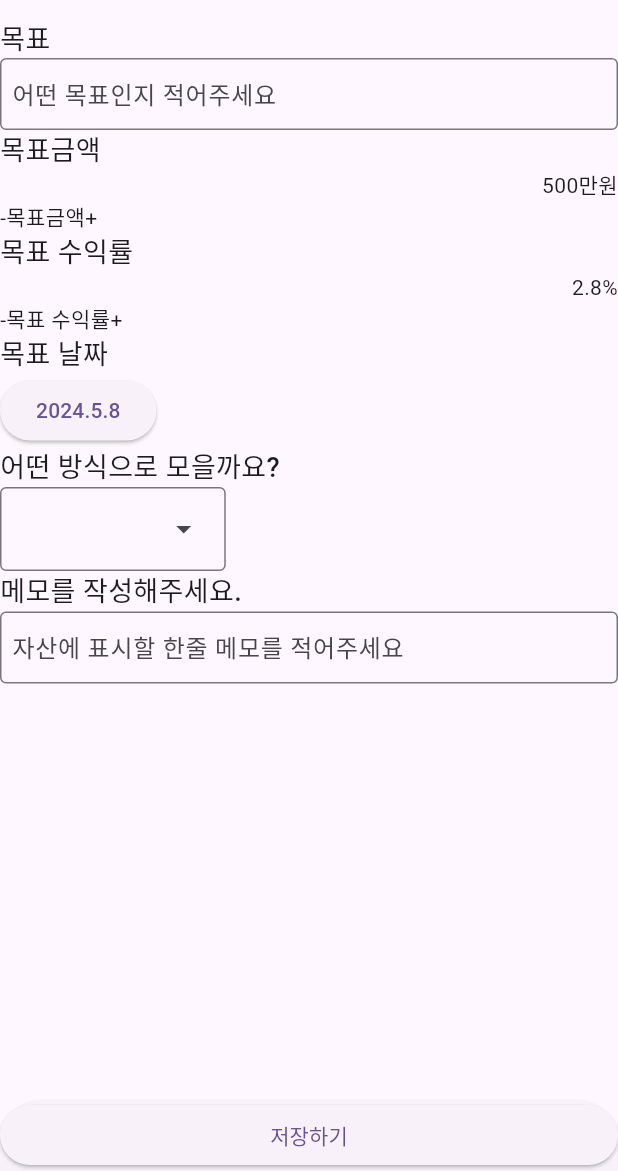
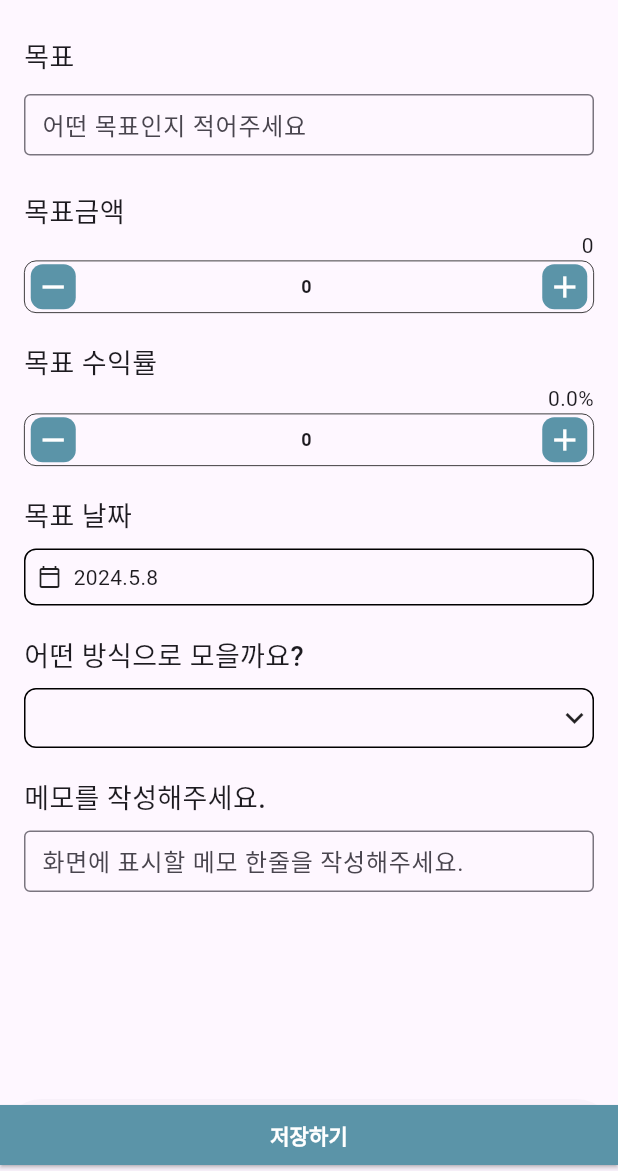
Before and after one commit to three523/devu, a Flutter app: the SetupAsset screen opened directly, on a phone screen of 412 x 824 dp, the part 65-1236 px from its top. Run offline on Flutter 3.47's test engine with Material 3 defaults, Android fonts, the phone set to English and light mode, and no system bars; our stand-ins replace dotted_border, flutter_bloc, hive, hive_flutter, month_picker_dialog and 1 more; missing offline and left inert: dart:ffi; accounts and stored records are empty.

Commit message:
[Feat] label 선택 위젯 추가

```diff
--- a/lib/page/setup_asset_page.dart
+++ b/lib/page/setup_asset_page.dart
@@ -1,5 +1,10 @@
+import 'package:devu_app/data/resource.dart';
+import 'package:devu_app/utils/utils.dart';
+import 'package:devu_app/widget/label_selector_widget.dart';
+import 'package:devu_app/widget/number_update_widget.dart';
 import 'package:flutter/cupertino.dart';
 import 'package:flutter/material.dart';
+import 'package:flutter/widgets.dart';
 
 class SetupAsset extends StatefulWidget {
   @override
@@ -8,7 +13,10 @@ class SetupAsset extends StatefulWidget {
 
 class _SetupAssetState extends State<SetupAsset> {
   DateTime selectedDate = DateTime.now();
+  int goalMoeny = 0;
+  double goalRateOfReturn = 0.0;
   List<String> labelList = ['예금', '장기채', '미국ETF'];
+  DateTime seletedDate = DateTime.now();
 
   @override
   Widget build(BuildContext context) {
@@ -22,7 +30,9 @@ class _SetupAssetState extends State<SetupAsset> {
             icon: Icon(Icons.arrow_back_ios)),
         title: Text('지출 예산 설정하기'),
       ),
-      body: Column(
+      body: Padding(
+        padding: const EdgeInsets.symmetric(horizontal: 16.0, vertical: 12.0),
+        child: Column(
           crossAxisAlignment: CrossAxisAlignment.start,
           children: [
             Text(
@@ -32,30 +42,50 @@ class _SetupAssetState extends State<SetupAsset> {
                 fontWeight: FontWeight.w500,
               ),
             ),
-          TextFormField(
+            Padding(
+              padding: const EdgeInsets.symmetric(vertical: 12.0),
+              child: TextFormField(
                 decoration: InputDecoration(
                   hintText: '어떤 목표인지 적어주세요',
                   border: OutlineInputBorder(),
-              contentPadding: EdgeInsets.symmetric(vertical: 2, horizontal: 4),
+                  contentPadding: EdgeInsets.all(8.0),
+                  isDense: true,
                 ),
               ),
-          Text(
+            ),
+            Padding(
+              padding: const EdgeInsets.only(top: 12.0),
+              child: Text(
                 '목표금액',
                 style: TextStyle(
                   fontSize: 18.0,
                   fontWeight: FontWeight.w500,
                 ),
               ),
+            ),
             SizedBox(
               width: double.infinity,
               child: Text(
-              '500만원',
+                formatToKoreanNumber(goalMoeny),
                 textAlign: TextAlign.right,
               ),
             ),
             SizedBox(
               width: double.infinity,
-            child: Text('-목표금액+'),
+              child: NumberUpdateWidget(
+                10000,
+                (updateGoalMoney) {
+                  setState(
+                    () {
+                      goalMoeny = updateGoalMoney.toInt();
+                    },
+                  );
+                },
+                valueType: ValueType.money,
+              ),
+            ),
+            SizedBox(
+              height: 20.0,
             ),
             Text(
               '목표 수익률',
@@ -67,13 +97,26 @@ class _SetupAssetState extends State<SetupAsset> {
             SizedBox(
               width: double.infinity,
               child: Text(
-              '2.8%',
+                '${goalRateOfReturn.toString()}%',
                 textAlign: TextAlign.right,
               ),
             ),
             SizedBox(
               width: double.infinity,
-            child: Text('-목표 수익률+'),
+              child: NumberUpdateWidget(
+                0.1,
+                (updateRateOfReturn) {
+                  setState(
+                    () {
+                      goalRateOfReturn = updateRateOfReturn.toDouble();
+                    },
+                  );
+                },
+                valueType: ValueType.number,
+              ),
+            ),
+            SizedBox(
+              height: 20.0,
             ),
             Text(
               '목표 날짜',
@@ -82,8 +125,11 @@ class _SetupAssetState extends State<SetupAsset> {
                 fontWeight: FontWeight.w500,
               ),
             ),
-          ElevatedButton(
-            onPressed: () async {
+            SizedBox(
+              height: 8.0,
+            ),
+            GestureDetector(
+              onTap: () async {
                 final selectedDate = await showDatePicker(
                   context: context,
                   firstDate: DateTime(2000),
@@ -95,8 +141,33 @@ class _SetupAssetState extends State<SetupAsset> {
                   });
                 }
               },
+              child: Container(
+                decoration: BoxDecoration(
+                  border: Border.all(
+                    color: Colors.black,
+                  ),
+                  borderRadius: BorderRadius.circular(8.0),
+                ),
+                child: Padding(
+                  padding: const EdgeInsets.all(8.0),
+                  child: Row(
+                    children: [
+                      Icon(
+                        Icons.calendar_today_outlined,
+                        size: 16,
+                      ),
+                      Padding(
+                        padding: const EdgeInsets.only(left: 8.0),
                         child: Text(
                             '${selectedDate.year}.${selectedDate.month}.${selectedDate.day}'),
+                      ),
+                    ],
+                  ),
+                ),
+              ),
+            ),
+            SizedBox(
+              height: 20.0,
             ),
             Text(
               '어떤 방식으로 모을까요?',
@@ -105,12 +176,21 @@ class _SetupAssetState extends State<SetupAsset> {
                 fontWeight: FontWeight.w500,
               ),
             ),
-          DropdownMenu<Text>(
-            dropdownMenuEntries: [
-              DropdownMenuEntry(value: Text(''), label: labelList[0]),
-              DropdownMenuEntry(value: Text(''), label: labelList[1]),
-              DropdownMenuEntry(value: Text(''), label: labelList[2]),
-            ],
+            SizedBox(
+              height: 8.0,
+            ),
+            LabelSelectorWidget(
+              onSelecteds: (p0) {},
+            ),
+            // DropdownMenu<Text>(
+            //   dropdownMenuEntries: [
+            //     DropdownMenuEntry(value: Text(''), label: labelList[0]),
+            //     DropdownMenuEntry(value: Text(''), label: labelList[1]),
+            //     DropdownMenuEntry(value: Text(''), label: labelList[2]),
+            //   ],
+            // ),
+            SizedBox(
+              height: 20.0,
             ),
             Text(
               '메모를 작성해주세요.',
@@ -119,24 +199,39 @@ class _SetupAssetState extends State<SetupAsset> {
                 fontWeight: FontWeight.w500,
               ),
             ),
+            SizedBox(
+              height: 8.0,
+            ),
             TextFormField(
               decoration: InputDecoration(
-              hintText: '자산에 표시할 한줄 메모를 적어주세요',
+                hintText: '화면에 표시할 메모 한줄을 작성해주세요.',
                 border: OutlineInputBorder(),
-              contentPadding: EdgeInsets.symmetric(vertical: 2, horizontal: 4),
+                contentPadding: EdgeInsets.all(8.0),
+                isDense: true,
               ),
             ),
           ],
+        ),
       ),
       resizeToAvoidBottomInset: false,
       bottomSheet: SafeArea(
         child: Container(
           width: double.infinity,
           child: ElevatedButton(
+            style: ElevatedButton.styleFrom(
+              backgroundColor: primaryColor,
+              foregroundColor: Colors.white,
+              shape: RoundedRectangleBorder(
+                borderRadius: BorderRadius.circular(0.0),
+              ),
+            ),
             onPressed: () {
               Navigator.of(context).pop();
             },
-            child: Text('저장하기'),
+            child: Text(
+              '저장하기',
+              style: TextStyle(fontWeight: FontWeight.bold),
+            ),
           ),
         ),
       ),
--- a/lib/utils/extenstion.dart
+++ b/lib/utils/extenstion.dart
@@ -3,6 +3,7 @@
 // that can be found in the LICENSE file.
 
 import 'dart:ffi';
+import 'dart:math';
 
 import 'package:devu_app/data/repository/expense_repository.dart';
 import 'package:flutter/material.dart';
@@ -153,4 +154,9 @@ extension PriceExtensionNum on num {
     var format = NumberFormat('#,###');
     return format.format(this);
   }
+
+  num customRound(int place) {
+    var valueForPlace = pow(10, place);
+    return (this * valueForPlace).round();
+  }
 }
--- /dev/null
+++ b/lib/widget/label_selector_widget.dart
@@ -0,0 +1,145 @@
+import 'package:devu_app/data/model/label.dart';
+import 'package:devu_app/data/resource.dart';
+import 'package:devu_app/widget/label_widget.dart';
+import 'package:flutter/cupertino.dart';
+import 'package:flutter/material.dart';
+import 'package:flutter/widgets.dart';
+
+class LabelSelectorWidget extends StatefulWidget {
+  Function(List<Label>)? onSelecteds;
+  List<Label>? selectedList;
+
+  LabelSelectorWidget({Function(List<Label>)? onSelecteds, this.selectedList});
+
+  @override
+  State<LabelSelectorWidget> createState() => _LabelSelectorWidgetState();
+}
+
+class _LabelSelectorWidgetState extends State<LabelSelectorWidget> {
+  List<Label> selectedList = [];
+  List<Label> labelList = [
+    Label('예금', Colors.red),
+    Label('장기체', Colors.deepOrange),
+    Label('미국ETF', Colors.green),
+  ];
+  @override
+  Widget build(BuildContext context) {
+    return GestureDetector(
+      onTap: () {
+        showLabelSelectDialog(context);
+      },
+      child: Container(
+        height: 40.0,
+        decoration: BoxDecoration(
+          border: Border.all(
+            color: Colors.black,
+          ),
+          borderRadius: BorderRadius.circular(8.0),
+        ),
+        child: Row(
+          mainAxisAlignment: MainAxisAlignment.spaceBetween,
+          crossAxisAlignment: CrossAxisAlignment.center,
+          children: [
+            Expanded(
+              child: Padding(
+                padding: const EdgeInsets.only(left: 12.0),
+                child: SingleChildScrollView(
+                  scrollDirection: Axis.horizontal,
+                  child: Padding(
+                    padding: const EdgeInsets.symmetric(vertical: 8.0),
+                    child: Row(
+                      children: [
+                        for (int i = 0; i < selectedList.length; i++)
+                          getSelectedLabelWidgett(i, context, setState)
+                      ],
+                    ),
+                  ),
+                ),
+              ),
+            ),
+            Icon(Icons.keyboard_arrow_down),
+          ],
+        ),
+      ),
+    );
+  }
+
+  void showLabelSelectDialog(BuildContext context) {
+    showDialog(
+      context: context,
+      builder: (context) {
+        return StatefulBuilder(
+          builder:
+              (BuildContext context, void Function(void Function()) setState) {
+            return Dialog(
+              child: Padding(
+                padding: const EdgeInsets.all(16.0),
+                child: Column(
+                  mainAxisSize: MainAxisSize.min,
+                  children: [
+                    Padding(
+                      padding: const EdgeInsets.only(bottom: 12.0),
+                      child: Text('방법을 선택해주세요'),
+                    ),
+                    SizedBox(
+                      width: double.infinity,
+                      child: Wrap(
+                        direction: Axis.horizontal,
+                        alignment: WrapAlignment.start,
+                        spacing: 8.0,
+                        runSpacing: 4.0,
+                        children: [
+                          for (int i = 0; i < labelList.length; i++)
+                            getLabelWidget(i, context, setState)
+                        ],
+                      ),
+                    )
+                  ],
+                ),
+              ),
+            );
+          },
+        );
+      },
+    );
+  }
+
+  Widget getSelectedLabelWidgett(
+      int index, BuildContext context, Function refresh) {
+    return Padding(
+      padding: const EdgeInsets.symmetric(horizontal: 4.0),
+      child: GestureDetector(
+        onTap: () {
+          refresh(() {
+            setState(() {
+              selectedList.removeAt(index);
+            });
+          });
+        },
+        child: LabelWidget(selectedList[index].name, selectedList[index].color),
+      ),
+    );
+  }
+
+  Widget getLabelWidget(int index, BuildContext context, Function refresh) {
+    String name = labelList[index].name;
+
+    final isSelected = selectedList.any((element) => element.name == name);
+
+    return GestureDetector(
+      onTap: () {
+        refresh(() {
+          setState(() {
+            if (isSelected) {
+              selectedList.removeWhere((element) => element.name == name);
+            } else {
+              selectedList.add(labelList[index]);
+            }
+          });
+        });
+      },
+      child: LabelWidget(labelList[index].name,
+          isSelected ? labelList[index].color : disableButtonColor),
+    );
+  }
+}
```
Also changed, not shown: lib/page/add_expenses_page.dart (+2 -6 lines), lib/page/detail_asset_page.dart (+2 -6 lines), lib/utils/utils.dart (+9 -0 lines), lib/widget/label_widget.dart (+5 -4 lines), lib/widget/number_update_widget.dart (+6 -3 lines). Lines whose indentation alone changed are shown as unchanged.
